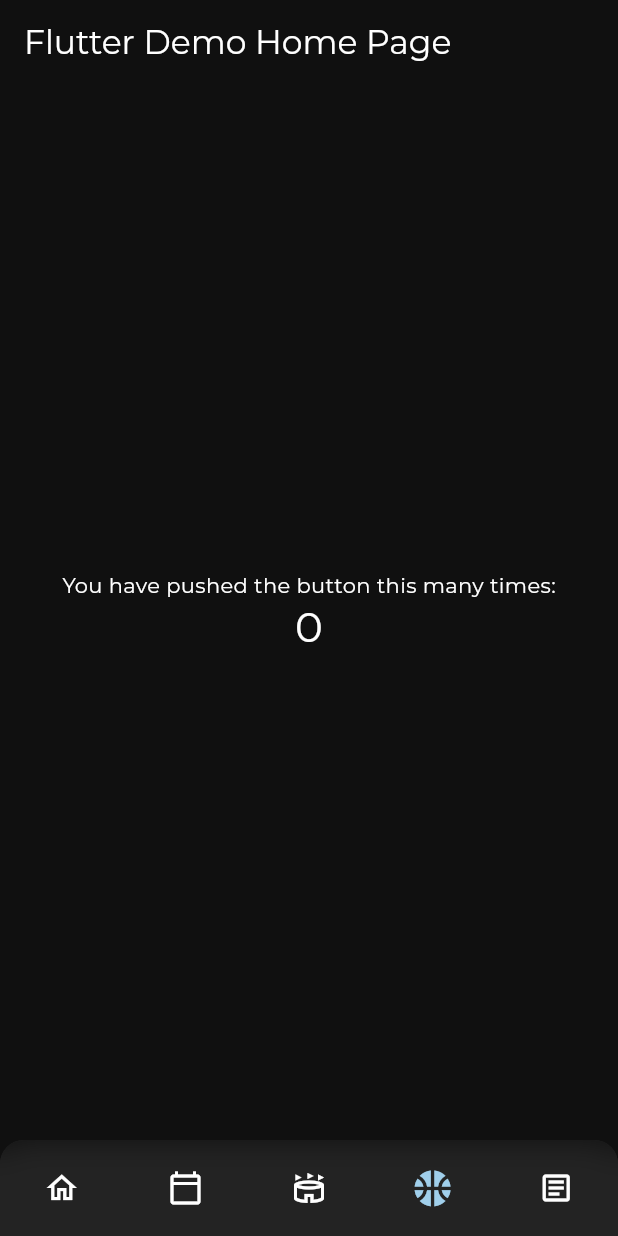
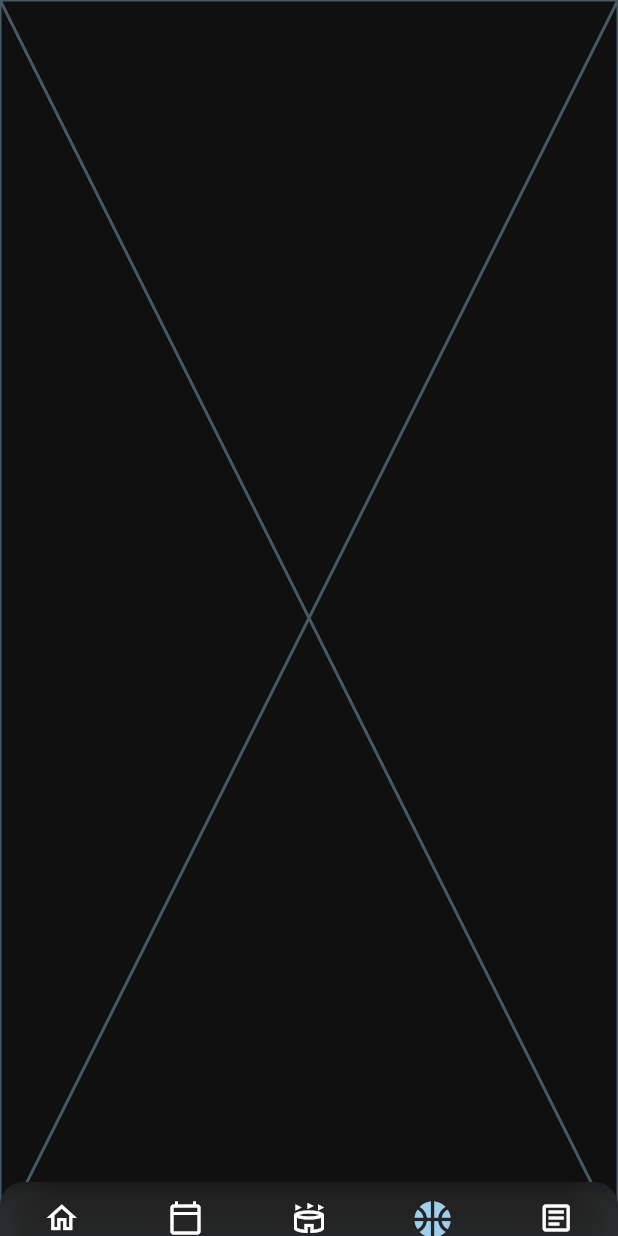
Before and after one commit to Connect-Ed-Devs/connect_ed_2, a Flutter app: the screen it shows after launch, item 4 of the bottom bar chosen, on a phone screen of 412 x 824 dp. Run offline on Flutter 3.47's test engine with Material 3 defaults, Android fonts, the phone set to English and light mode, and no system bars; our stand-ins replace firebase_core; accounts and stored records are empty; generated files the repository leaves out were written again; project files that could hold a hidden picture were left out.

Commit message:
feat: setup navigation

```diff
--- a/lib/frontend/home/home.dart
+++ b/lib/frontend/home/home.dart
@@ -10,6 +10,6 @@ class HomePage extends StatefulWidget {
 class _HomePageState extends State<HomePage> {
   @override
   Widget build(BuildContext context) {
-    return const Placeholder();
+    return const Placeholder(color: Colors.white);
   }
 }
--- a/lib/frontend/setup/nav_bar.dart
+++ b/lib/frontend/setup/nav_bar.dart
@@ -9,6 +9,8 @@ class CENavBar extends StatelessWidget {
 
   @override
   Widget build(BuildContext context) {
+    final navBarHeight = 36 + MediaQuery.of(context).padding.bottom;
+
     return Container(
       decoration: BoxDecoration(
         color: Theme.of(context).colorScheme.tertiary.withAlpha(150),
@@ -17,20 +19,20 @@ class CENavBar extends StatelessWidget {
       child: ClipRRect(
         borderRadius: const BorderRadius.only(topLeft: Radius.circular(16.0), topRight: Radius.circular(16.0)),
         child: BackdropFilter(
-          filter: ImageFilter.blur(sigmaX: 10.0, sigmaY: 10.0),
+          filter: ImageFilter.blur(sigmaX: 7.5, sigmaY: 7.5),
           child: Column(
             mainAxisSize: MainAxisSize.min,
             children: [
               Container(
-                height: 64,
+                height: navBarHeight,
                 child: Row(
                   mainAxisAlignment: MainAxisAlignment.spaceAround,
                   children: [
                     _buildNavItem(context, Icons.home_outlined, Icons.home, 0),
                     _buildNavItem(context, Icons.calendar_today_outlined, Icons.calendar_today, 1),
                     _buildNavItem(context, Icons.stadium_outlined, Icons.stadium, 2),
-                    _buildNavItem(context, Icons.sports_basketball_outlined, Icons.sports_basketball, 4),
-                    _buildNavItem(context, Icons.article_outlined, Icons.article, 5),
+                    _buildNavItem(context, Icons.sports_basketball_outlined, Icons.sports_basketball, 3),
+                    _buildNavItem(context, Icons.article_outlined, Icons.article, 4),
                   ],
                 ),
               ),
--- /dev/null
+++ b/lib/frontend/sports/sports.dart
@@ -0,0 +1,15 @@
+import 'package:flutter/material.dart';
+
+class SportsPage extends StatefulWidget {
+  const SportsPage({super.key});
+
+  @override
+  State<SportsPage> createState() => _SportsPageState();
+}
+
+class _SportsPageState extends State<SportsPage> {
+  @override
+  Widget build(BuildContext context) {
+    return const Placeholder();
+  }
+}
--- a/lib/main.dart
+++ b/lib/main.dart
@@ -1,7 +1,12 @@
 import 'dart:ui';
 
+import 'package:connect_ed_2/frontend/articles/articles.dart';
+import 'package:connect_ed_2/frontend/calendar/calendar.dart';
+import 'package:connect_ed_2/frontend/events/events.dart';
+import 'package:connect_ed_2/frontend/home/home.dart';
 import 'package:connect_ed_2/frontend/setup/nav_bar.dart';
 import 'package:connect_ed_2/frontend/setup/styles.dart';
+import 'package:connect_ed_2/frontend/sports/sports.dart';
 import 'package:flutter/material.dart';
 import 'package:firebase_core/firebase_core.dart';
 import 'firebase/firebase_options.dart';
@@ -79,24 +84,22 @@ class _MyHomePageState extends State<MyHomePage> {
 
   int _selectedIndex = 0;
 
+  List<Widget> pages = [HomePage(), CalendarPage(), EventsPage(), SportsPage(), ArticlesPage()];
+
   @override
   Widget build(BuildContext context) {
-    // This method is rerun every time setState is called, for instance as done
-    // by the _incrementCounter method above.
-    //
-    // The Flutter framework has been optimized to make rerunning build methods
-    // fast, so that you can just rebuild anything that needs updating rather
-    // than having to individually change instances of widgets.
     return Scaffold(
-      appBar: AppBar(
-        // TRY THIS: Try changing the color here to a specific color (to
-        // Colors.amber, perhaps?) and trigger a hot reload to see the AppBar
-        // change color while the other colors stay the same.
-        // Here we take the value from the MyHomePage object that was created by
-        // the App.build method, and use it to set our appbar title.
-        title: Text(widget.title),
-      ),
-      bottomNavigationBar: CENavBar(
+      body: Stack(
+        children: [
+          // Main content that extends full screen
+          pages[_selectedIndex],
+
+          // Navigation bar positioned at bottom
+          Positioned(
+            left: 0,
+            right: 0,
+            bottom: 0,
+            child: CENavBar(
               selectedIndex: _selectedIndex,
               onIndexChanged: (index) {
                 setState(() {
@@ -104,29 +107,8 @@ class _MyHomePageState extends State<MyHomePage> {
                 });
               },
             ),
-      body: Center(
-        // Center is a layout widget. It takes a single child and positions it
-        // in the middle of the parent.
-        child: Column(
-          // Column is also a layout widget. It takes a list of children and
-          // arranges them vertically. By default, it sizes itself to fit its
-          // children horizontally, and tries to be as tall as its parent.
-          //
-          // Column has various properties to control how it sizes itself and
-          // how it positions its children. Here we use mainAxisAlignment to
-          // center the children vertically; the main axis here is the vertical
-          // axis because Columns are vertical (the cross axis would be
-          // horizontal).
-          //
-          // TRY THIS: Invoke "debug painting" (choose the "Toggle Debug Paint"
-          // action in the IDE, or press "p" in the console), to see the
-          // wireframe for each widget.
-          mainAxisAlignment: MainAxisAlignment.center,
-          children: <Widget>[
-            const Text('You have pushed the button this many times:'),
-            Text('$_counter', style: Theme.of(context).textTheme.headlineMedium),
+          ),
         ],
-        ),
       ),
     );
   }
```
Lines whose indentation alone changed are shown as unchanged.
